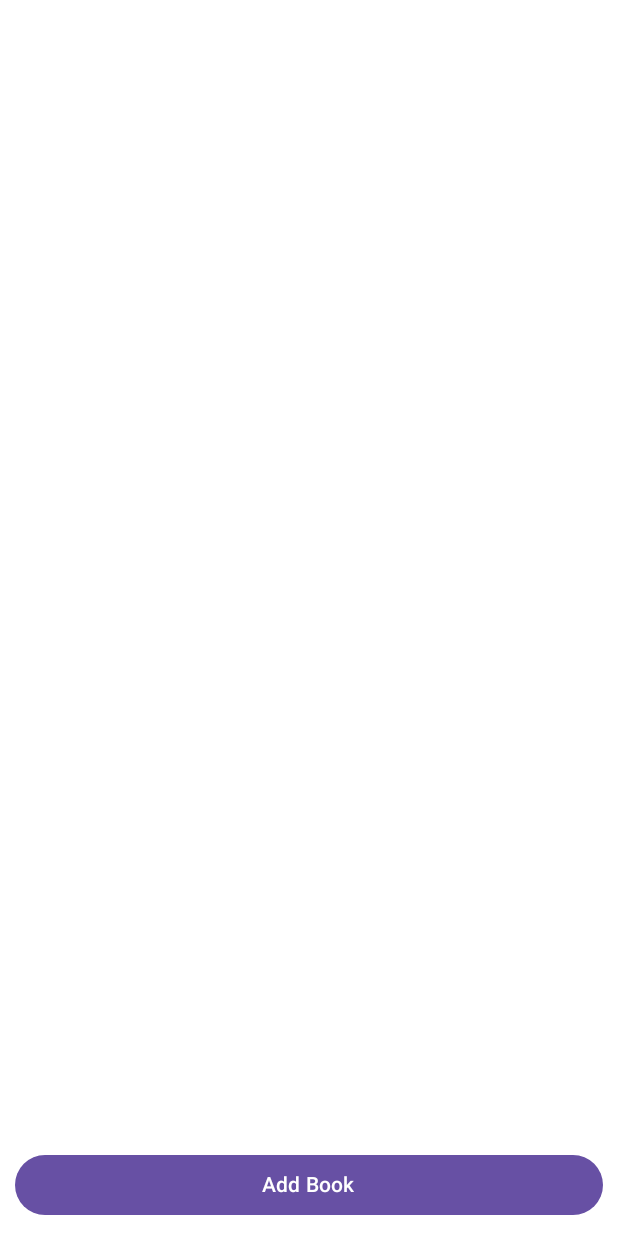
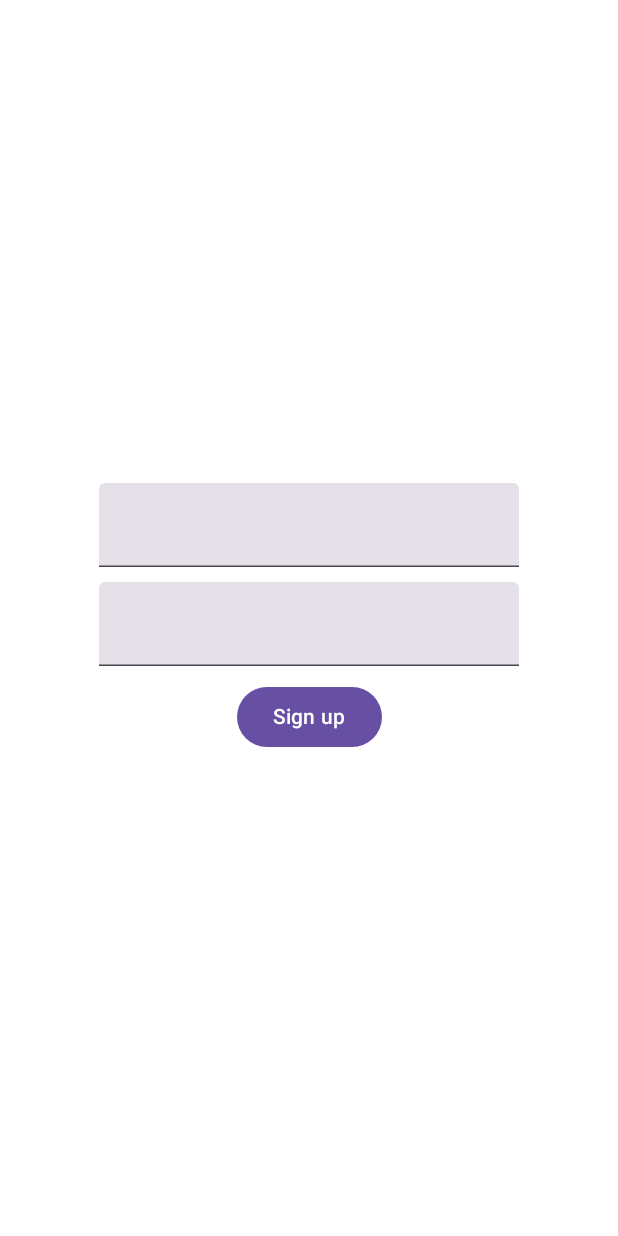
Before and after one commit to newhask777/firebase-kotlin-start, an Android app built with Jetpack Compose: the MainActivity screen opened directly, with no data from a screen before it, on a phone screen of 412 x 824 dp. Run offline under Robolectric (Android 15) with nearby library versions, the phone set to English and light mode, and no system bars; our stand-ins replace Firebase (no records; nobody signed in at launch, a user with empty details on screens opened directly).

Commit message:
firebase auth sign up

```diff
--- a/app/build.gradle.kts
+++ b/app/build.gradle.kts
@@ -57,6 +57,8 @@ dependencies {
     implementation(libs.firebase.storage)
     implementation(libs.coil.compose)
     implementation(libs.coil.network.okhttp)
+    implementation(libs.firebase.auth)
+
 
     implementation(libs.androidx.core.ktx)
     implementation(libs.androidx.lifecycle.runtime.ktx)
--- a/app/src/main/java/com/example/bookstoreapp/MainActivity.kt
+++ b/app/src/main/java/com/example/bookstoreapp/MainActivity.kt
@@ -1,182 +1,19 @@
 package com.example.bookstoreapp
 
-import android.content.Context
-import android.content.res.Resources
-import android.graphics.Bitmap
-import android.graphics.BitmapFactory
 import android.os.Bundle
 import androidx.activity.ComponentActivity
-import androidx.activity.compose.rememberLauncherForActivityResult
 import androidx.activity.compose.setContent
 import androidx.activity.enableEdgeToEdge
-import androidx.activity.result.ActivityResult
-import androidx.activity.result.PickVisualMediaRequest
-import androidx.activity.result.contract.ActivityResultContracts
-import androidx.compose.foundation.layout.Arrangement
-import androidx.compose.foundation.layout.Column
-import androidx.compose.foundation.layout.Row
-import androidx.compose.foundation.layout.Spacer
-import androidx.compose.foundation.layout.fillMaxHeight
-import androidx.compose.foundation.layout.fillMaxSize
-import androidx.compose.foundation.layout.fillMaxWidth
-import androidx.compose.foundation.layout.height
-import androidx.compose.foundation.layout.padding
-import androidx.compose.foundation.layout.width
-import androidx.compose.foundation.layout.wrapContentWidth
-import androidx.compose.foundation.lazy.LazyColumn
-import androidx.compose.foundation.lazy.items
-import androidx.compose.material3.Button
-import androidx.compose.material3.Card
-import androidx.compose.material3.Scaffold
-import androidx.compose.material3.Text
-import androidx.compose.runtime.Composable
-import androidx.compose.runtime.mutableStateOf
-import androidx.compose.runtime.remember
-import androidx.compose.ui.Alignment
-import androidx.compose.ui.Modifier
-import androidx.compose.ui.platform.LocalContext
-import androidx.compose.ui.tooling.preview.Preview
-import androidx.compose.ui.unit.dp
-import coil3.Uri
-import coil3.compose.AsyncImage
-import com.example.bookstoreapp.data.Book
-import com.example.bookstoreapp.ui.theme.BookStoreAppTheme
-import com.google.firebase.Firebase
-import com.google.firebase.firestore.FirebaseFirestore
-import com.google.firebase.firestore.firestore
-import com.google.firebase.storage.storage
-import java.io.ByteArrayOutputStream
+import com.example.bookstoreapp.ui.login.LoginScreen
+
 
 class MainActivity : ComponentActivity() {
     override fun onCreate(savedInstanceState: Bundle?) {
         super.onCreate(savedInstanceState)
         setContent {
-            val fs = Firebase.firestore
-            val storage = Firebase.storage.reference.child("images")
-        //  Get media file
-            val launcher = rememberLauncherForActivityResult(contract = ActivityResultContracts.PickVisualMedia()) {
-                uri ->
-                if (uri == null) return@rememberLauncherForActivityResult
-                val task = storage.child("test.jpg").putBytes(
-                    bitmapToByteArray(this, uri)
-                )
-                task.addOnSuccessListener {
-                        uploadTask -> uploadTask.metadata?.reference?.downloadUrl?.addOnCompleteListener{
-                        uriTask -> saveBook(fs, uriTask.result.toString())
-                }
-
-                }
-            }
-//            MainScreen(name = "test", modifier = Modifier)
-            MainScreen {
-                launcher.launch(PickVisualMediaRequest(mediaType = ActivityResultContracts.PickVisualMedia.ImageOnly))
-            }
+            LoginScreen()
         }
-
-
         enableEdgeToEdge()
     }
 
 }
-
-@Composable
-//fun MainScreen(name: String, modifier: Modifier = Modifier, onClick: () -> Unit)
-fun MainScreen(onClick: () -> Unit)
-{
-
-    val context = LocalContext.current
-    val fs = Firebase.firestore
-    val storage = Firebase.storage.reference.child("images")
-    val list = remember {
-        mutableStateOf(emptyList<Book>())
-    }
-
-//    Without autoload
-//    fs.collection("books").get().addOnCompleteListener {
-//        task -> if (task.isSuccessful){
-//            list.value = task.result.toObjects(Book::class.java)
-//        }
-//    }
-
-
-    fs.collection("books").addSnapshotListener {
-        snapShot, exception -> list.value = snapShot?.toObjects(Book::class.java) ?: emptyList()
-    }
-//    listener.remove()
-
-    Column(
-        modifier = Modifier.fillMaxSize(),
-        verticalArrangement = Arrangement.SpaceBetween
-    ){
-        LazyColumn(modifier = Modifier
-            .fillMaxWidth()
-            .padding(20.dp)
-            .fillMaxHeight(0.8f))
-        {
-            items(list.value) { book ->
-                Card(modifier = Modifier
-                    .fillMaxWidth()
-                    .padding(10.dp)) {
-                    Row(modifier = Modifier.fillMaxWidth().padding(10.dp),
-                        verticalAlignment = Alignment.CenterVertically) {
-                        AsyncImage(model = book.imageUrl, contentDescription = null,
-                            modifier = Modifier.height(100.dp).width(100.dp))
-                        Text(text = book.name, modifier = Modifier
-                            .fillMaxWidth()
-                            .wrapContentWidth().padding(15.dp))
-                    }
-
-                }
-            }
-        }
-        Spacer(modifier = Modifier.height(10.dp))
-        Button(modifier = Modifier
-            .fillMaxWidth()
-            .padding(10.dp),
-            onClick = {
-                    onClick()
-//                val task = storage.child("cat.jpg").putBytes(
-//                    bitmapToByteArray(context)
-//                )
-//                task.addOnSuccessListener {
-//                    uploadTask -> uploadTask.metadata?.reference?.downloadUrl?.addOnCompleteListener{
-//                        uriTask -> saveBook(fs, uriTask.result.toString())
-//                    }
-//
-//                }
-            }
-        )
-        {
-            Text(
-                text = "Add Book", modifier = Modifier.fillMaxWidth().wrapContentWidth()
-            )
-        }
-    }
-}
-
-
-private fun bitmapToByteArray(context: Context, uri: android.net.Uri): ByteArray
-{
-    val inputStream = context.contentResolver.openInputStream(uri)
-    val bitmap = BitmapFactory.decodeStream(inputStream)
-
-//    val bitmap = BitmapFactory.decodeResource(context.resources, R.drawable.cat)
-    val baos = ByteArrayOutputStream()
-    bitmap.compress(Bitmap.CompressFormat.JPEG, 50, baos)
-    return baos.toByteArray()
-}
-
-
-private fun saveBook(fs: FirebaseFirestore, url: String)
-{
-    fs.collection("books")
-        .document().set(
-            Book(
-                "My Book",
-                "Bla Bla",
-                "100",
-                "fiction",
-                url
-            )
-        )
-}
--- /dev/null
+++ b/app/src/main/java/com/example/bookstoreapp/ui/login/LoginScreen.kt
@@ -0,0 +1,63 @@
+package com.example.bookstoreapp.ui.login
+
+import android.util.Log
+import androidx.compose.foundation.layout.Arrangement
+import androidx.compose.foundation.layout.Column
+import androidx.compose.foundation.layout.Spacer
+import androidx.compose.foundation.layout.fillMaxSize
+import androidx.compose.foundation.layout.height
+import androidx.compose.material3.Button
+import androidx.compose.material3.Text
+import androidx.compose.material3.TextField
+import androidx.compose.runtime.Composable
+import androidx.compose.runtime.mutableStateOf
+import androidx.compose.runtime.remember
+import androidx.compose.ui.Alignment
+import androidx.compose.ui.Modifier
+import androidx.compose.ui.unit.dp
+import com.google.firebase.Firebase
+import com.google.firebase.auth.FirebaseAuth
+import com.google.firebase.auth.auth
+
+@Composable
+fun LoginScreen() {
+    val auth = Firebase.auth
+
+    val emailState = remember {
+        mutableStateOf("")
+    }
+
+    val passwordState = remember {
+        mutableStateOf("")
+    }
+
+    Column(modifier = Modifier.fillMaxSize(), horizontalAlignment = Alignment.CenterHorizontally, verticalArrangement = Arrangement.Center)
+    {
+        TextField(value = emailState.value, onValueChange = {
+            emailState.value = it
+        })
+        Spacer(modifier = Modifier.height(10.dp))
+
+        TextField(value = passwordState.value, onValueChange = {
+            passwordState.value = it
+        })
+        Spacer(modifier = Modifier.height(10.dp))
+
+        Button(onClick = {signUp(auth, emailState.value, passwordState.value)}) {
+            Text(text = "Sign up")
+        }
+    }
+}
+
+
+private fun signUp(auth: FirebaseAuth, email: String, password: String)
+{
+    auth.createUserWithEmailAndPassword(email, password)
+        .addOnCompleteListener(){
+            if(it.isSuccessful){
+                Log.d("MyLog", "Sign up successful")
+            }else{
+                Log.d("MyLog", "Sign up failure!")
+            }
+        }
+}
--- a/gradle/libs.versions.toml
+++ b/gradle/libs.versions.toml
@@ -15,9 +15,12 @@ bomVersion = "33.5.0"
 [libraries]
 coil-compose = { module = "io.coil-kt.coil3:coil-compose", version.ref = "coilCompose" }
 coil-network-okhttp = { module = "io.coil-kt.coil3:coil-network-okhttp", version.ref = "coilCompose" }
+
 firebase-bom = { group = "com.google.firebase", name = "firebase-bom", version.ref = "bomVersion" }
 firebase-firestore = { group = "com.google.firebase", name = "firebase-firestore-ktx"}
 firebase-storage = { group = "com.google.firebase", name = "firebase-storage-ktx"}
+firebase-auth = { module = "com.google.firebase:firebase-auth"}
+
 
 androidx-core-ktx = { group = "androidx.core", name = "core-ktx", version.ref = "coreKtx" }
 junit = { group = "junit", name = "junit", version.ref = "junit" }
```
